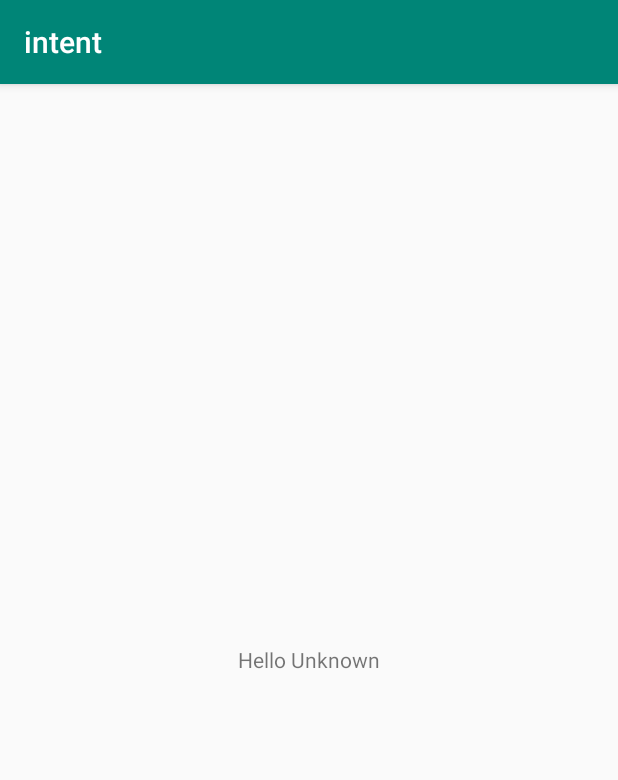
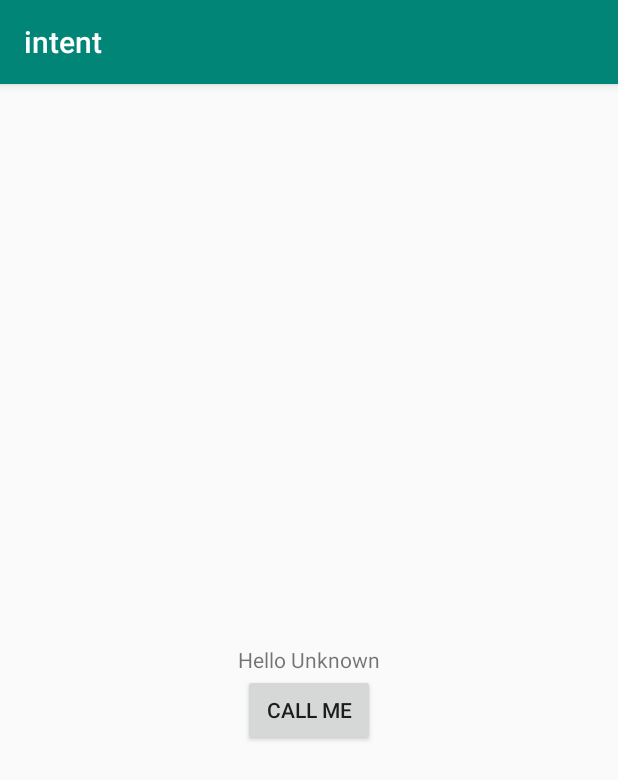
Before and after one commit to omelchenkoaleks/Specialist_1, an Android app: the SecondActivity screen opened directly, with no data from a screen before it, on a phone screen of 412 x 824 dp. Shown: the top 780 px of the screen. Run offline under Robolectric (Android 15) with nearby library versions, the phone set to English and light mode, and no system bars.

Commit message:
проверка на наличие приложений, которые смогут обработать интент...

```diff
--- a/intent/src/main/res/layout/activity_second.xml
+++ b/intent/src/main/res/layout/activity_second.xml
@@ -12,4 +12,12 @@
         android:layout_centerInParent="true"
         android:text="@string/second_activity_text"/>
 
+    <Button
+        android:layout_width="wrap_content"
+        android:layout_height="wrap_content"
+        android:layout_centerHorizontal="true"
+        android:text="@string/call_me_button"
+        android:layout_below="@+id/greeting"
+        android:onClick="onClick"/>
+
 </RelativeLayout>
--- a/intent/src/main/res/values/strings.xml
+++ b/intent/src/main/res/values/strings.xml
@@ -3,4 +3,5 @@
     <string name="second_activity_text">SECOND ACTIVITY</string>
     <string name="enter_your_name_here">Enter your name here</string>
     <string name="hello_text">Hello</string>
+    <string name="call_me_button">call me</string>
 </resources>
```
Also changed, not shown: intent/src/main/java/com/omelchenkoaleks/intent/SecondActivity.java (+13 -0 lines).
